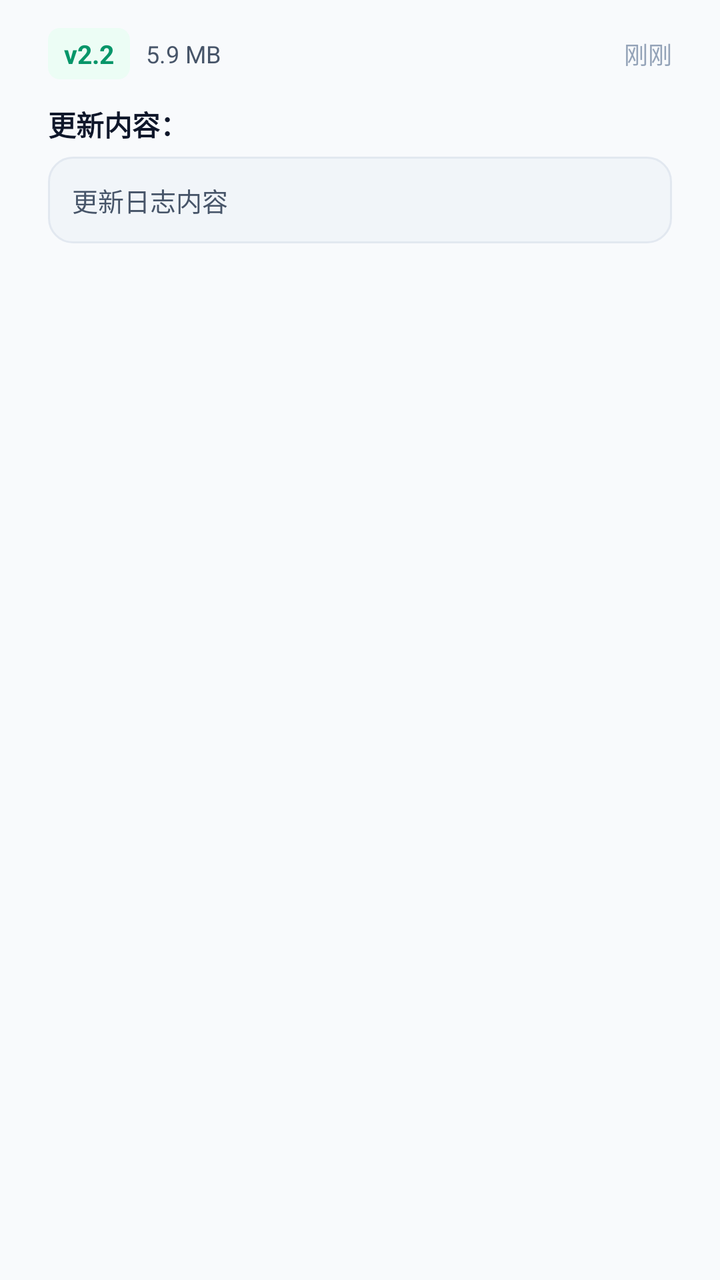
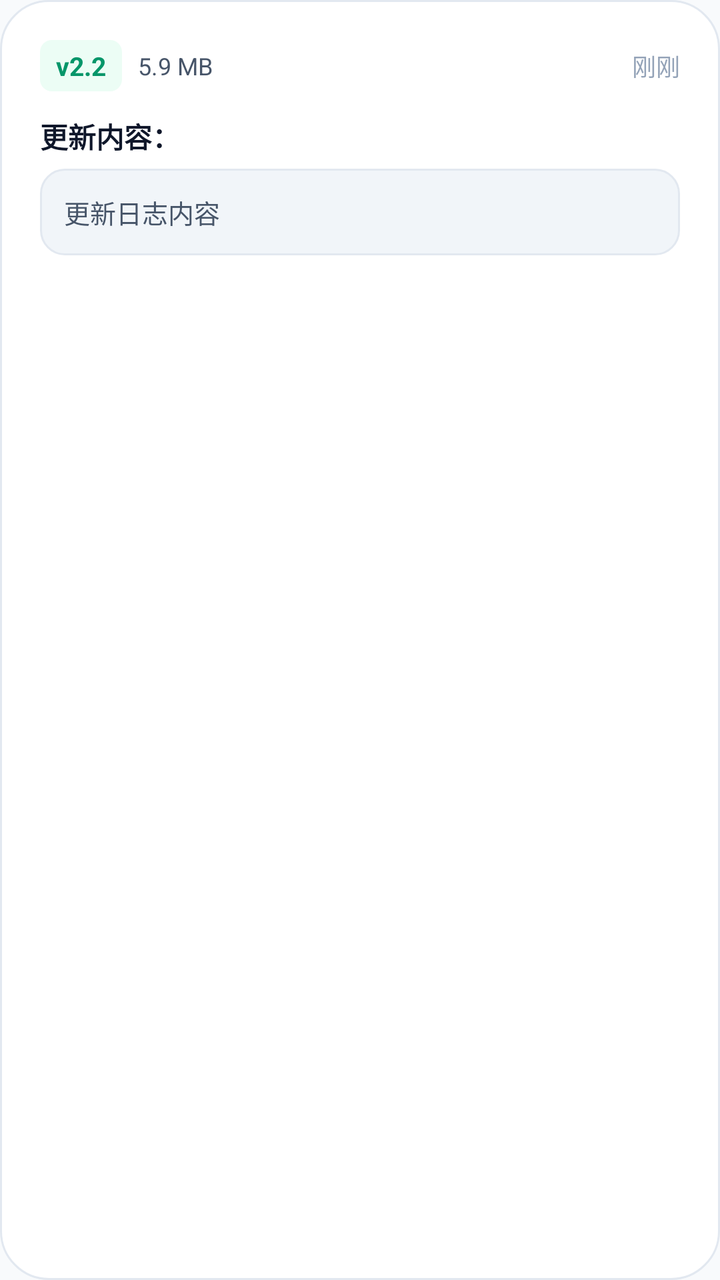

Two renders of the same Android screen: before a commit and after it. Below are the layout's source before the change and the commit's diff.
<!-- AndroidManifest.xml: application theme Theme.DiaperTracker -->
<!-- res/layout/dialog_update_found.xml -->
<?xml version="1.0" encoding="utf-8"?>
<LinearLayout
    xmlns:android="http://schemas.android.com/apk/res/android"
    android:layout_width="match_parent"
    android:layout_height="wrap_content"
    android:orientation="vertical"
    android:paddingHorizontal="24dp"
    android:paddingTop="14dp"
    android:paddingBottom="8dp">

    
    <LinearLayout
        android:layout_width="match_parent"
        android:layout_height="wrap_content"
        android:orientation="horizontal"
        android:gravity="center_vertical"
        android:layout_marginBottom="12dp">

        <TextView
            android:id="@+id/update_version_badge"
            android:layout_width="wrap_content"
            android:layout_height="wrap_content"
            android:text="v2.2"
            android:textSize="13sp"
            android:textStyle="bold"
            android:textColor="@color/primary"
            android:background="@drawable/bg_cat_tag"
            android:paddingHorizontal="8dp"
            android:paddingVertical="4dp" />

        <TextView
            android:id="@+id/update_size"
            android:layout_width="wrap_content"
            android:layout_height="wrap_content"
            android:text="5.9 MB"
            android:textSize="12sp"
            android:textColor="@color/text_secondary"
            android:layout_marginStart="8dp" />

        <View
            android:layout_width="0dp"
            android:layout_height="1dp"
            android:layout_weight="1" />

        <TextView
            android:id="@+id/update_date"
            android:layout_width="wrap_content"
            android:layout_height="wrap_content"
            android:text="刚刚"
            android:textSize="12sp"
            android:textColor="@color/text_hint" />
    </LinearLayout>

    <TextView
        android:layout_width="wrap_content"
        android:layout_height="wrap_content"
        android:text="更新内容："
        android:textSize="14sp"
        android:textStyle="bold"
        android:textColor="@color/text_primary"
        android:layout_marginBottom="6dp" />

    
    <ScrollView
        android:layout_width="match_parent"
        android:layout_height="wrap_content"
        android:maxHeight="200dp"
        android:background="@drawable/bg_qty"
        android:padding="12dp"
        android:layout_marginBottom="8dp">

        <TextView
            android:id="@+id/update_changelog"
            android:layout_width="match_parent"
            android:layout_height="wrap_content"
            android:text="更新日志内容"
            android:textSize="13sp"
            android:textColor="@color/text_secondary"
            android:lineSpacingExtra="3dp" />
    </ScrollView>

</LinearLayout>
<!-- resources referenced by this layout -->
<resources>
  <color name="primary">#059669</color>
  <color name="text_hint">#94A3B8</color>
  <color name="text_primary">#0F172A</color>
  <color name="text_secondary">#475569</color>
  <!-- drawable bg_cat_tag (drawable) -->
  <?xml version="1.0" encoding="utf-8"?>
  <shape xmlns:android="http://schemas.android.com/apk/res/android"
      android:shape="rectangle">
      <solid android:color="@color/primary_surface" />
      <corners android:radius="6dp" />
  </shape>
  <!-- drawable bg_qty (drawable) -->
  <?xml version="1.0" encoding="utf-8"?>
  <shape xmlns:android="http://schemas.android.com/apk/res/android">
      <solid android:color="@color/input_bg" />
      <corners android:radius="12dp" />
      <stroke android:width="1dp" android:color="@color/card_border" />
  </shape>
  <style name="Theme.DiaperTracker" parent="Theme.Material3.DayNight.NoActionBar">
          <item name="colorPrimary">@color/primary</item>
          <item name="colorPrimaryDark">@color/primary_dark</item>
          <item name="colorSecondary">@color/accent</item>
          <item name="android:colorBackground">@color/background</item>
          <item name="android:statusBarColor">@color/primary_dark</item>
          <item name="android:windowLightStatusBar">false</item>
          <item name="android:navigationBarColor">@color/card</item>
          <item name="android:windowLightNavigationBar">true</item>
      </style>
  <color name="primary_surface">#ECFDF5</color>
  <color name="input_bg">#F1F5F9</color>
  <color name="card_border">#E2E8F0</color>
  <color name="primary_dark">#047857</color>
  <color name="accent">#F59E0B</color>
  <color name="background">#F8FAFC</color>
  <color name="card">#FFFFFF</color>
</resources>

<!-- the commit's change to res/layout/dialog_update_found.xml (unified diff, before → after) -->
@@ -4,9 +4,8 @@
     android:layout_width="match_parent"
     android:layout_height="wrap_content"
     android:orientation="vertical"
-    android:paddingHorizontal="24dp"
-    android:paddingTop="14dp"
-    android:paddingBottom="8dp">
+    android:background="@drawable/bg_dialog_card"
+    android:padding="20dp">
 
     
     <LinearLayout
<!-- resource entries referenced after the edit -->
@@ -10,6 +10,16 @@
       android:shape="rectangle">
       <solid android:color="@color/primary_surface" />
       <corners android:radius="6dp" />
+  </shape>
+  <!-- drawable bg_dialog_card (drawable) -->
+  <?xml version="1.0" encoding="utf-8"?>
+  <shape xmlns:android="http://schemas.android.com/apk/res/android"
+      android:shape="rectangle">
+      <solid android:color="@color/card" />
+      <corners android:radius="24dp" />
+      <stroke
+          android:width="1dp"
+          android:color="@color/card_border" />
   </shape>
   <!-- drawable bg_qty (drawable) -->
   <?xml version="1.0" encoding="utf-8"?>
